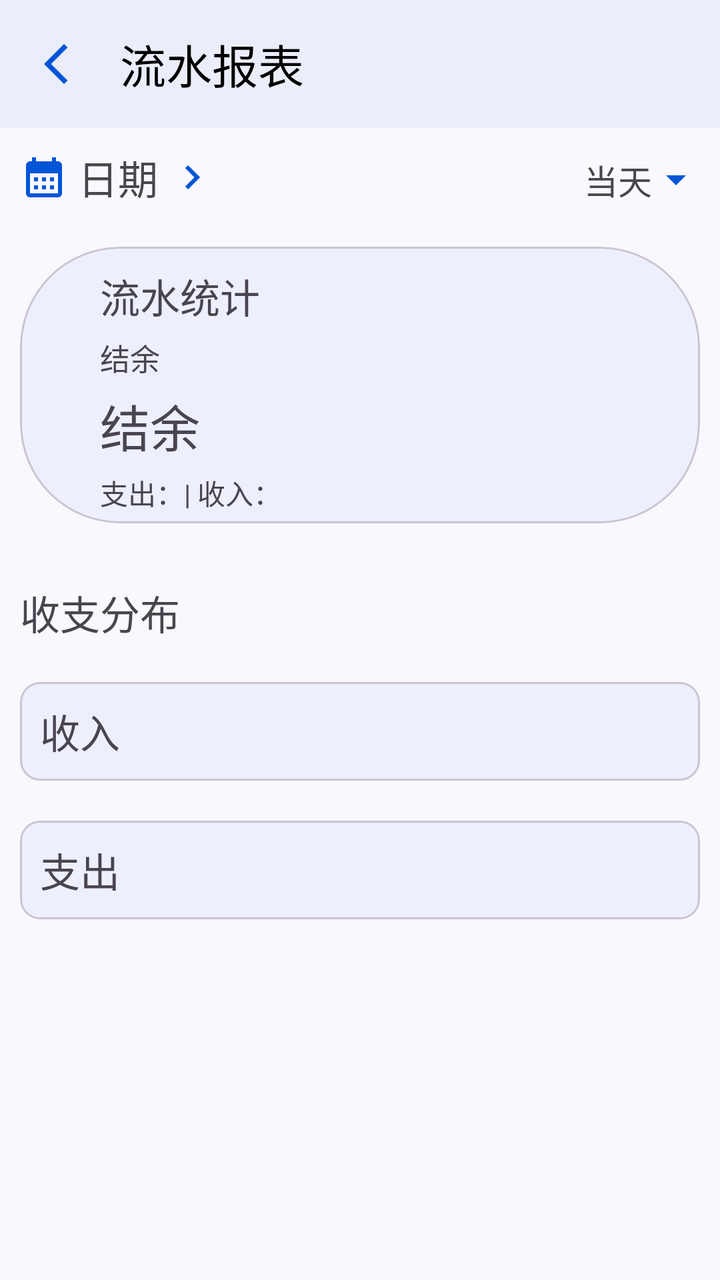
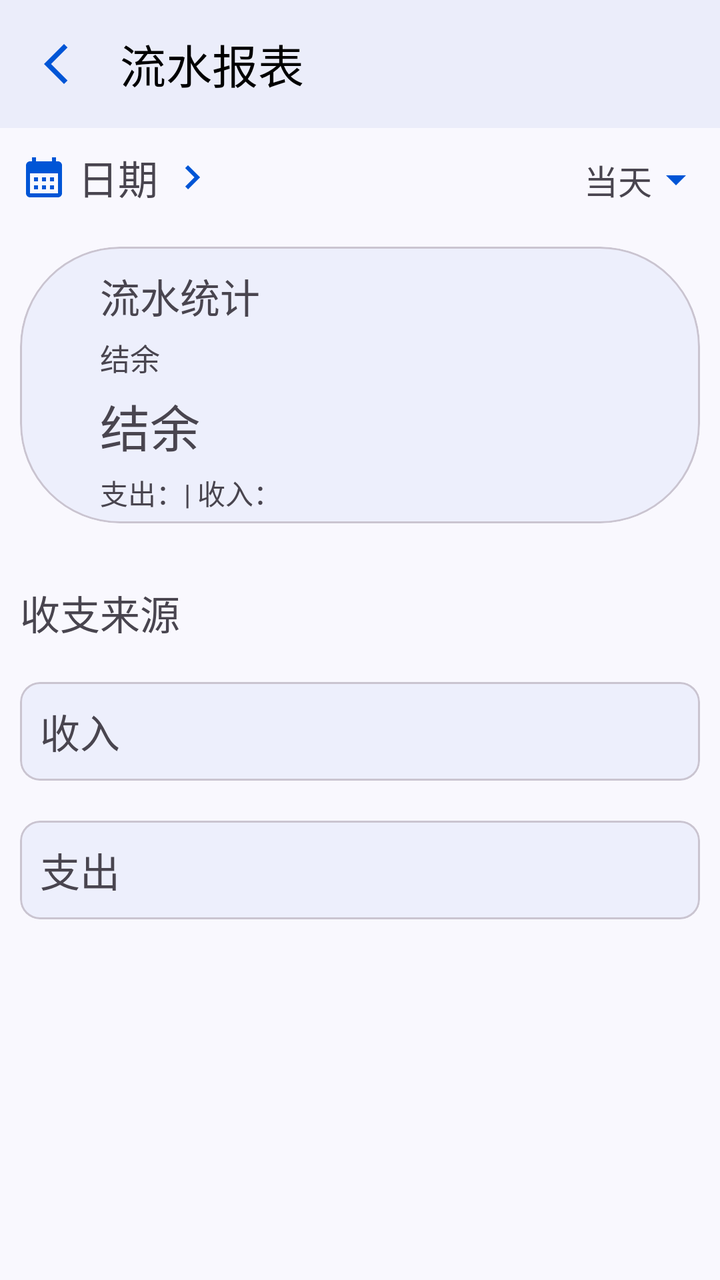

An Android layout rendered at two revisions. The XML below is the earlier revision; the diff shows what the commit changed to produce the second picture.
<!-- AndroidManifest.xml: application theme Theme.ProjectManager -->
<!-- res/layout/activity_report.xml -->
<?xml version="1.0" encoding="utf-8"?>
<androidx.constraintlayout.widget.ConstraintLayout xmlns:android="http://schemas.android.com/apk/res/android"
    xmlns:app="http://schemas.android.com/apk/res-auto"
    xmlns:tools="http://schemas.android.com/tools"
    style="@style/PageStyle"
    android:layout_width="match_parent"
    android:layout_height="match_parent"
    tools:context=".ui.bookkeeping.report.ReportActivity">

    <com.google.android.material.appbar.MaterialToolbar
        android:id="@+id/toolbar"
        android:layout_width="match_parent"
        android:layout_height="?attr/actionBarSize"
        app:layout_constraintEnd_toEndOf="parent"
        app:layout_constraintStart_toStartOf="parent"
        app:layout_constraintTop_toTopOf="parent"
        app:navigationIcon="@drawable/baseline_arrow_back_ios_new_24"
        app:title="@string/title_report" />

    <com.google.android.material.textview.MaterialTextView
        android:id="@+id/report_date_textview"
        android:layout_width="wrap_content"
        android:layout_height="wrap_content"
        android:drawableStart="@drawable/baseline_calendar_month_24"
        android:drawableEnd="@drawable/baseline_keyboard_arrow_right_24"
        android:drawablePadding="5dp"
        android:padding="10sp"
        android:text="@string/date"
        android:textSize="20sp"
        app:layout_constraintLeft_toLeftOf="parent"
        app:layout_constraintTop_toBottomOf="@id/toolbar" />

    <com.google.android.material.textview.MaterialTextView
        android:id="@+id/date_range_select_view"
        style="@style/CommonTextAppearance"
        android:layout_width="wrap_content"
        android:layout_height="wrap_content"
        android:clickable="true"
        android:drawableEnd="@drawable/baseline_arrow_drop_down_24"
        android:focusable="true"
        android:padding="10sp"
        android:text="@string/today"
        app:layout_constraintBaseline_toBaselineOf="@+id/report_date_textview"
        app:layout_constraintRight_toRightOf="parent" />

    <androidx.core.widget.NestedScrollView
        android:layout_width="match_parent"
        android:layout_height="0dp"
        android:orientation="vertical"
        app:layout_constraintBottom_toBottomOf="parent"
        app:layout_constraintTop_toBottomOf="@id/report_date_textview">

        <LinearLayout
            android:layout_width="match_parent"
            android:layout_height="0dp"
            android:orientation="vertical">

            <com.google.android.material.card.MaterialCardView
                android:id="@+id/report_balance_cardview"
                style="@style/RoundCardStyle"
                android:layout_width="match_parent"
                android:layout_height="wrap_content">

                <LinearLayout
                    android:layout_width="match_parent"
                    android:layout_height="match_parent"
                    android:orientation="vertical"
                    android:padding="5dp">

                    <com.google.android.material.textview.MaterialTextView
                        style="@style/ReportInfoTextViewStyle"
                        android:layout_width="wrap_content"
                        android:layout_height="wrap_content"
                        android:text="@string/account_statistics"
                        android:textSize="20sp" />

                    <com.google.android.material.textview.MaterialTextView
                        style="@style/ReportInfoTextViewStyle"
                        android:layout_width="wrap_content"
                        android:layout_height="wrap_content"
                        android:text="@string/balance"
                        android:textSize="15sp" />

                    <com.google.android.material.textview.MaterialTextView
                        android:id="@+id/report_balance_textview"
                        style="@style/ReportInfoTextViewStyle"
                        android:layout_width="wrap_content"
                        android:layout_height="wrap_content"
                        android:text="@string/balance"
                        android:textSize="25sp" />

                    <com.google.android.material.textview.MaterialTextView
                        android:id="@+id/expense_income_textview"
                        style="@style/ReportInfoTextViewStyle"
                        android:layout_width="wrap_content"
                        android:layout_height="wrap_content"
                        android:text="@string/expense_and_income" />
                </LinearLayout>
            </com.google.android.material.card.MaterialCardView>

            <LinearLayout
                android:id="@+id/expense_income_layout"
                android:layout_width="match_parent"
                android:layout_height="wrap_content"
                android:layout_marginTop="10sp"
                android:orientation="vertical">

                <com.google.android.material.textview.MaterialTextView
                    style="@style/LabelTextViewStyle"
                    android:layout_width="wrap_content"
                    android:layout_height="wrap_content"
                    android:text="@string/expenditure_income_distribution" />

                <com.google.android.material.card.MaterialCardView
                    android:id="@+id/income_source_card"
                    style="@style/ContentCardStyle"
                    android:layout_width="match_parent"
                    android:layout_height="wrap_content">

                    <LinearLayout
                        android:layout_width="match_parent"
                        android:layout_height="wrap_content"
                        android:orientation="vertical">

                        <com.google.android.material.textview.MaterialTextView
                            style="@style/LabelTextViewStyle"
                            android:layout_width="wrap_content"
                            android:layout_height="wrap_content"
                            android:text="@string/income" />

                        <androidx.recyclerview.widget.RecyclerView
                            android:id="@+id/income_source_recycler"
                            android:layout_width="match_parent"
                            android:layout_height="wrap_content"
                            android:nestedScrollingEnabled="false"
                            android:orientation="vertical" />
                    </LinearLayout>
                </com.google.android.material.card.MaterialCardView>

                <com.google.android.material.card.MaterialCardView
                    android:id="@+id/expense_source_card"
                    style="@style/ContentCardStyle"
                    android:layout_width="match_parent"
                    android:layout_height="wrap_content">

                    <LinearLayout
                        android:layout_width="match_parent"
                        android:layout_height="wrap_content"
                        android:orientation="vertical">

                        <com.google.android.material.textview.MaterialTextView
                            style="@style/LabelTextViewStyle"
                            android:layout_width="wrap_content"
                            android:layout_height="wrap_content"
                            android:text="@string/expenditure" />

                        <androidx.recyclerview.widget.RecyclerView
                            android:id="@+id/expense_source_recycler"
                            android:layout_width="match_parent"
                            android:layout_height="wrap_content"
                            android:nestedScrollingEnabled="false"
                            android:orientation="vertical" />
                    </LinearLayout>
                </com.google.android.material.card.MaterialCardView>
            </LinearLayout>
        </LinearLayout>
    </androidx.core.widget.NestedScrollView>
</androidx.constraintlayout.widget.ConstraintLayout>
<!-- resources referenced by this layout -->
<resources>
  <!-- drawable baseline_arrow_back_ios_new_24 (drawable) -->
  <vector xmlns:android="http://schemas.android.com/apk/res/android" android:height="24dp" android:tint="#000000" android:viewportHeight="24" android:viewportWidth="24" android:width="24dp">
        
      <path android:fillColor="@android:color/white" android:pathData="M17.77,3.77l-1.77,-1.77l-10,10l10,10l1.77,-1.77l-8.23,-8.23z"/>
      
  </vector>
  <!-- drawable baseline_arrow_drop_down_24 (drawable) -->
  <vector xmlns:android="http://schemas.android.com/apk/res/android" android:height="24dp" android:tint="#000000" android:viewportHeight="24" android:viewportWidth="24" android:width="24dp">
        
      <path android:fillColor="@android:color/white" android:pathData="M7,10l5,5 5,-5z"/>
      
  </vector>
  <string name="account_statistics">流水统计</string>
  <string name="balance">结余</string>
  <string name="date">日期</string>
  <string name="expenditure">支出</string>
  <string name="expenditure_income_distribution">收支分布</string>
  <string name="expense_and_income">支出：| 收入：</string>
  <string name="income">收入</string>
  <string name="title_report">流水报表</string>
  <string name="today">当天</string>
  <style name="CommonTextAppearance">
          <item name="android:textSize">17sp</item>
      </style>
  <style name="ContentCardStyle">
          <item name="cardBackgroundColor">@color/card_background</item>
          <item name="cardCornerRadius">10dp</item>
          <item name="android:layout_margin">10dp</item>
      </style>
  <style name="LabelTextViewStyle">
          <item name="android:paddingStart">10dp</item>
          <item name="android:paddingEnd">10dp</item>
          <item name="android:paddingTop">10dp</item>
          <item name="android:paddingBottom">10dp</item>
          <item name="android:textSize">20sp</item>
      </style>
  <style name="PageStyle">
          <item name="android:fitsSystemWindows">true</item>
          <item name="android:background">@color/page_background</item>
      </style>
  <style name="ReportInfoTextViewStyle">
          <item name="android:paddingTop">5dp</item>
          <item name="android:paddingLeft">35dp</item>
      </style>
  <style name="RoundCardStyle">
          <item name="cardBackgroundColor">@color/card_background</item>
          <item name="cardCornerRadius">50dp</item>
          <item name="android:layout_margin">10dp</item>
      </style>
  <color name="card_background">#edeffc</color>
  <color name="page_background">#f9f8fe</color>
  <color name="theme_blue">#0055d6</color>
  <color name="theme_blue_variant">#dae1fe</color>
  <color name="white">#FFFFFFFF</color>
  <color name="teal_200">#FF03DAC5</color>
  <color name="teal_700">#FF018786</color>
  <color name="black">#FF000000</color>
  <style name="ToolBarStyle" parent="Widget.Material3.Toolbar">
          <item name="android:background">@color/toolbar_background</item>
          <item name="navigationIconTint">@color/theme_blue</item>
          <item name="contentInsetStart">10dp</item>
          <item name="titleTextAppearance">@style/TitleStyle</item>
      </style>
  <color name="toolbar_background">#ebedfa</color>
  <style name="TitleStyle">
          <item name="android:textSize">23sp</item>
          <item name="android:textColor">@color/black</item>
      </style>
  <!-- unchanged entries left out for length: 3 -->
</resources>

<!-- the commit's change to res/layout/activity_report.xml (unified diff, before → after) -->
@@ -21,9 +21,12 @@
         android:id="@+id/report_date_textview"
         android:layout_width="wrap_content"
         android:layout_height="wrap_content"
+        android:background="?selectableItemBackground"
+        android:clickable="true"
         android:drawableStart="@drawable/baseline_calendar_month_24"
         android:drawableEnd="@drawable/baseline_keyboard_arrow_right_24"
         android:drawablePadding="5dp"
+        android:focusable="true"
         android:padding="10sp"
         android:text="@string/date"
         android:textSize="20sp"
@@ -32,13 +35,9 @@
 
     <com.google.android.material.textview.MaterialTextView
         android:id="@+id/date_range_select_view"
-        style="@style/CommonTextAppearance"
+        style="@style/SpinnerTextViewStyle"
         android:layout_width="wrap_content"
         android:layout_height="wrap_content"
-        android:clickable="true"
-        android:drawableEnd="@drawable/baseline_arrow_drop_down_24"
-        android:focusable="true"
-        android:padding="10sp"
         android:text="@string/today"
         app:layout_constraintBaseline_toBaselineOf="@+id/report_date_textview"
         app:layout_constraintRight_toRightOf="parent" />
@@ -98,6 +97,7 @@
                 </LinearLayout>
             </com.google.android.material.card.MaterialCardView>
 
+            
             <LinearLayout
                 android:id="@+id/expense_income_layout"
                 android:layout_width="match_parent"
@@ -109,7 +109,7 @@
                     style="@style/LabelTextViewStyle"
                     android:layout_width="wrap_content"
                     android:layout_height="wrap_content"
-                    android:text="@string/expenditure_income_distribution" />
+                    android:text="@string/expenditure_income_source" />
 
                 <com.google.android.material.card.MaterialCardView
                     android:id="@+id/income_source_card"
@@ -133,7 +133,8 @@
                             android:layout_width="match_parent"
                             android:layout_height="wrap_content"
                             android:nestedScrollingEnabled="false"
-                            android:orientation="vertical" />
+                            android:orientation="vertical"
+                            app:layoutManager="androidx.recyclerview.widget.LinearLayoutManager" />
                     </LinearLayout>
                 </com.google.android.material.card.MaterialCardView>
 
@@ -152,15 +153,59 @@
                             style="@style/LabelTextViewStyle"
                             android:layout_width="wrap_content"
                             android:layout_height="wrap_content"
-                            android:text="@string/expenditure" />
+                            android:text="@string/expense" />
 
                         <androidx.recyclerview.widget.RecyclerView
                             android:id="@+id/expense_source_recycler"
                             android:layout_width="match_parent"
                             android:layout_height="wrap_content"
                             android:nestedScrollingEnabled="false"
-                            android:orientation="vertical" />
+                            android:orientation="vertical"
+                            app:layoutManager="androidx.recyclerview.widget.LinearLayoutManager" />
                     </LinearLayout>
+                </com.google.android.material.card.MaterialCardView>
+            </LinearLayout>
+
+            
+            <LinearLayout
+                android:id="@+id/month_account_layout"
+                android:layout_width="match_parent"
+                android:layout_height="wrap_content"
+                android:layout_marginTop="10sp"
+                android:orientation="vertical"
+                android:visibility="gone">
+
+                <LinearLayout
+                    android:layout_width="match_parent"
+                    android:layout_height="wrap_content"
+                    android:orientation="horizontal">
+
+                    <com.google.android.material.textview.MaterialTextView
+                        style="@style/LabelTextViewStyle"
+                        android:layout_width="0dp"
+                        android:layout_height="wrap_content"
+                        android:layout_weight="1"
+                        android:text="@string/running_account_every_month" />
+
+                    <com.google.android.material.textview.MaterialTextView
+                        style="@style/SpinnerTextViewStyle"
+                        android:id="@+id/month_account_type_select_view"
+                        android:layout_width="wrap_content"
+                        android:layout_height="wrap_content"
+                        android:text="@string/balance" />
+                </LinearLayout>
+
+                <com.google.android.material.card.MaterialCardView
+                    style="@style/ContentCardStyle"
+                    android:layout_width="match_parent"
+                    android:layout_height="wrap_content">
+
+                    <androidx.recyclerview.widget.RecyclerView
+                        android:id="@+id/month_account_recycler"
+                        android:layout_width="match_parent"
+                        android:layout_height="wrap_content"
+                        android:nestedScrollingEnabled="false"
+                        app:layoutManager="androidx.recyclerview.widget.LinearLayoutManager" />
                 </com.google.android.material.card.MaterialCardView>
             </LinearLayout>
         </LinearLayout>
<!-- resource entries referenced after the edit -->
@@ -15,15 +15,13 @@
   <string name="account_statistics">流水统计</string>
   <string name="balance">结余</string>
   <string name="date">日期</string>
-  <string name="expenditure">支出</string>
-  <string name="expenditure_income_distribution">收支分布</string>
+  <string name="expenditure_income_source">收支来源</string>
+  <string name="expense">支出</string>
   <string name="expense_and_income">支出：| 收入：</string>
   <string name="income">收入</string>
+  <string name="running_account_every_month">每月流水总结</string>
   <string name="title_report">流水报表</string>
   <string name="today">当天</string>
-  <style name="CommonTextAppearance">
-          <item name="android:textSize">17sp</item>
-      </style>
   <style name="ContentCardStyle">
           <item name="cardBackgroundColor">@color/card_background</item>
           <item name="cardCornerRadius">10dp</item>
@@ -49,6 +47,14 @@
           <item name="cardCornerRadius">50dp</item>
           <item name="android:layout_margin">10dp</item>
       </style>
+  <style name="SpinnerTextViewStyle">
+          <item name="android:textSize">17sp</item>
+          <item name="android:padding">10sp</item>
+          <item name="android:clickable">true</item>
+          <item name="android:background">?attr/selectableItemBackground</item>
+          <item name="android:focusable">true</item>
+          <item name="android:drawableEnd">@drawable/baseline_arrow_drop_down_24</item>
+      </style>
   <color name="card_background">#edeffc</color>
   <color name="page_background">#f9f8fe</color>
   <color name="theme_blue">#0055d6</color>
